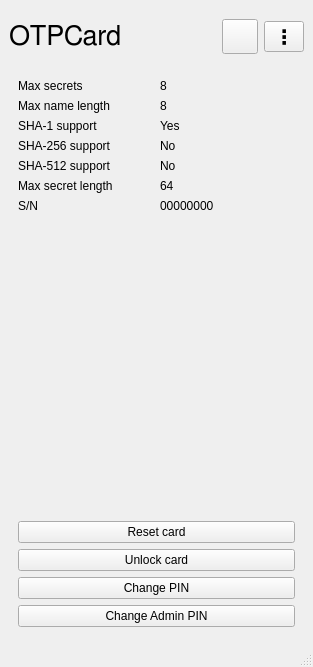
vladtcvs/OTPCardClient, file otpclient.ui: the form before one commit.
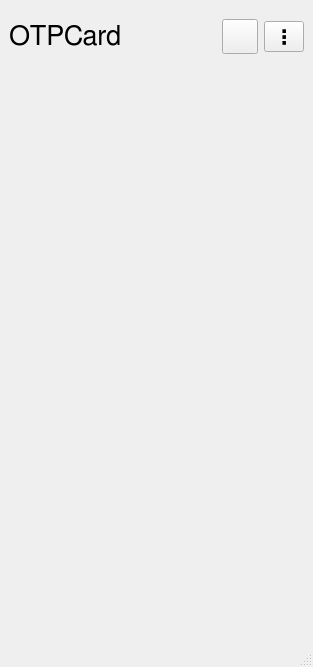
The form after the commit. The open tabs and pages were chosen to show the change. Icons and pictures are not drawn.

Diff of the .ui file:
```diff
--- a/otpclient.ui
+++ b/otpclient.ui
@@ -133,155 +133,7 @@
          </layout>
         </widget>
         <widget class="QWidget" name="cardInfo">
-         <layout class="QGridLayout" name="gridLayout_4">
-          <item row="0" column="0">
-           <layout class="QVBoxLayout" name="verticalLayout_4">
-            <item>
-             <layout class="QGridLayout" name="gridLayout_5">
-              <item row="3" column="1">
-               <widget class="QLabel" name="sha256support">
-                <property name="text">
-                 <string>No</string>
-                </property>
-               </widget>
-              </item>
-              <item row="4" column="1">
-               <widget class="QLabel" name="sha512support">
-                <property name="text">
-                 <string>No</string>
-                </property>
-               </widget>
-              </item>
-              <item row="2" column="1">
-               <widget class="QLabel" name="sha1support">
-                <property name="text">
-                 <string>Yes</string>
-                </property>
-               </widget>
-              </item>
-              <item row="5" column="1">
-               <widget class="QLabel" name="maxSecretLength">
-                <property name="text">
-                 <string>64</string>
-                </property>
-               </widget>
-              </item>
-              <item row="3" column="0">
-               <widget class="QLabel" name="label_12">
-                <property name="text">
-                 <string>SHA-256 support</string>
-                </property>
-               </widget>
-              </item>
-              <item row="1" column="1">
-               <widget class="QLabel" name="maxSecretNameLength">
-                <property name="text">
-                 <string>8</string>
-                </property>
-               </widget>
-              </item>
-              <item row="0" column="0">
-               <widget class="QLabel" name="label_2">
-                <property name="text">
-                 <string>Max secrets</string>
-                </property>
-               </widget>
-              </item>
-              <item row="4" column="0">
-               <widget class="QLabel" name="label_14">
-                <property name="text">
-                 <string>SHA-512 support</string>
-                </property>
-               </widget>
-              </item>
-              <item row="5" column="0">
-               <widget class="QLabel" name="label_16">
-                <property name="text">
-                 <string>Max secret length</string>
-                </property>
-               </widget>
-              </item>
-              <item row="2" column="0">
-               <widget class="QLabel" name="label_10">
-                <property name="text">
-                 <string>SHA-1 support</string>
-                </property>
-               </widget>
-              </item>
-              <item row="1" column="0">
-               <widget class="QLabel" name="label_8">
-                <property name="text">
-                 <string>Max name length</string>
-                </property>
-               </widget>
-              </item>
-              <item row="0" column="1">
-               <widget class="QLabel" name="maxSecrets">
-                <property name="text">
-                 <string>8</string>
-                </property>
-               </widget>
-              </item>
-              <item row="6" column="0">
-               <widget class="QLabel" name="label_25">
-                <property name="text">
-                 <string>S/N</string>
-                </property>
-               </widget>
-              </item>
-              <item row="6" column="1">
-               <widget class="QLabel" name="serialNumber">
-                <property name="text">
-                 <string>00000000</string>
-                </property>
-               </widget>
-              </item>
-             </layout>
-            </item>
-           </layout>
-          </item>
-          <item row="4" column="0">
-           <widget class="QPushButton" name="pushButton_3">
-            <property name="text">
-             <string>Change PIN</string>
-            </property>
-           </widget>
-          </item>
-          <item row="5" column="0">
-           <widget class="QPushButton" name="pushButton_4">
-            <property name="text">
-             <string>Change Admin PIN</string>
-            </property>
-           </widget>
-          </item>
-          <item row="2" column="0">
-           <widget class="QPushButton" name="pushButton">
-            <property name="text">
-             <string>Reset card</string>
-            </property>
-           </widget>
-          </item>
-          <item row="3" column="0">
-           <widget class="QPushButton" name="pushButton_2">
-            <property name="text">
-             <string>Unlock card</string>
-            </property>
-           </widget>
-          </item>
-          <item row="1" column="0">
-           <spacer name="verticalSpacer_2">
-            <property name="orientation">
-             <enum>Qt::Orientation::Vertical</enum>
-            </property>
-            <property name="sizeHint" stdset="0">
-             <size>
-              <width>20</width>
-              <height>40</height>
-             </size>
-            </property>
-           </spacer>
-          </item>
-         </layout>
+         <layout class="QGridLayout" name="gridLayout_4"/>
         </widget>
         <widget class="QWidget" name="about">
          <layout class="QGridLayout" name="gridLayout_3">
```
Left out of the diff: 4 changed lines with no effect on the pictures.
